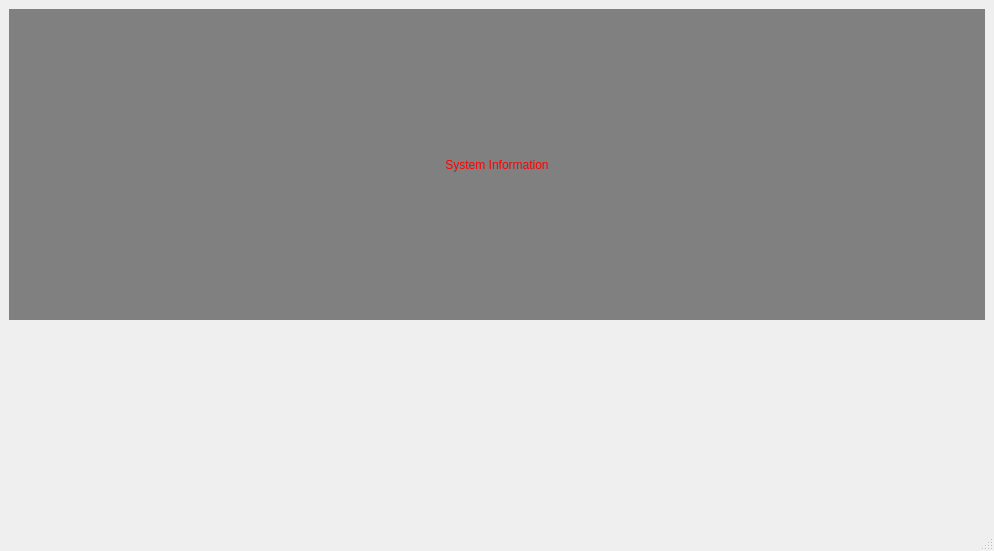
Old version of the form Infotainment-System-UI/informative_app.ui in the repository ItzEnigma/infotainment-system.
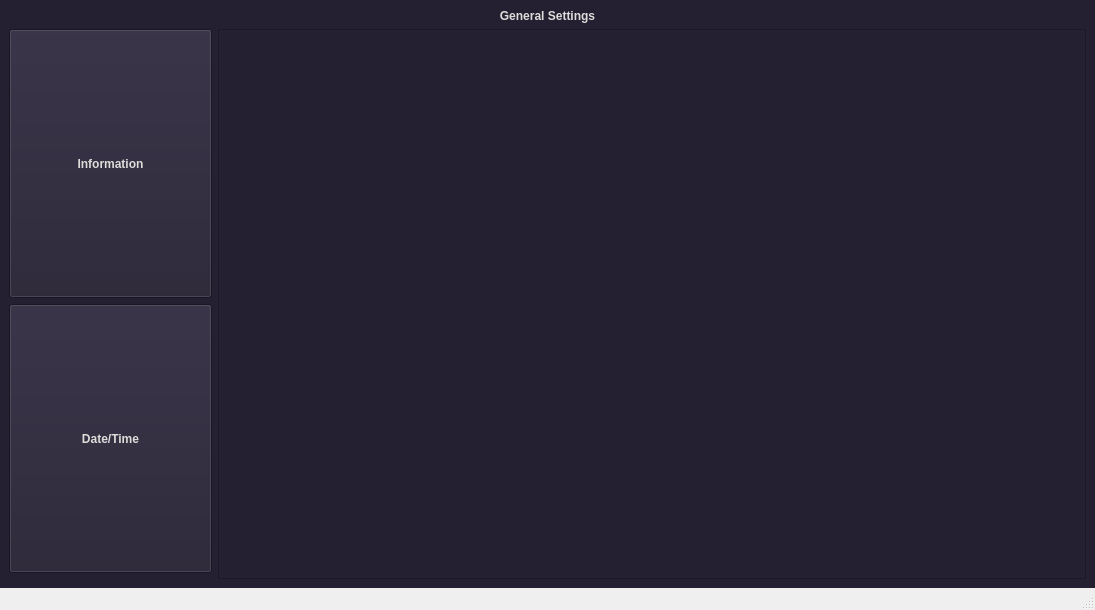
New version of the form.

Commit message: information page

Patch:
```diff
--- a/Infotainment-System-UI/informative_app.ui
+++ b/Infotainment-System-UI/informative_app.ui
@@ -6,14 +6,14 @@
    <rect>
     <x>0</x>
     <y>0</y>
-    <width>994</width>
-    <height>551</height>
+    <width>1095</width>
+    <height>610</height>
    </rect>
   </property>
   <property name="minimumSize">
    <size>
-    <width>480</width>
-    <height>240</height>
+    <width>960</width>
+    <height>480</height>
    </size>
   </property>
   <property name="baseSize">
@@ -25,40 +25,99 @@
   <property name="windowTitle">
    <string>Informative_APP</string>
   </property>
+  <property name="styleSheet">
+   <string notr="true"/>
+  </property>
   <widget class="QWidget" name="centralwidget">
-   <layout class="QVBoxLayout" name="verticalLayout">
-    <item>
+   <property name="styleSheet">
+    <string notr="true">background-color: #241F31;</string>
+   </property>
+   <layout class="QGridLayout" name="gridLayout">
+    <item row="0" column="0" colspan="2">
      <widget class="QLabel" name="label">
       <property name="styleSheet">
-       <string notr="true">background-color: gray;
-color:red</string>
+       <string notr="true">color: rgb(222, 221, 218);
+gridline-color: rgb(255, 255, 255);
+font: 75 26pt &quot;Ubuntu&quot;;
+font-weight: bold;
+
+</string>
       </property>
       <property name="text">
-       <string>System Information</string>
+       <string>General Settings</string>
       </property>
       <property name="alignment">
        <set>Qt::AlignCenter</set>
       </property>
      </widget>
     </item>
+    <item row="3" column="0">
+     <widget class="QPushButton" name="dateTime">
+      <property name="sizePolicy">
+       <sizepolicy hsizetype="MinimumExpanding" vsizetype="Expanding">
+        <horstretch>0</horstretch>
+        <verstretch>50</verstretch>
+       </sizepolicy>
+      </property>
+      <property name="styleSheet">
+       <string notr="true">font: 18pt &quot;Ubuntu&quot;;
+font-weight: bold;
+color: rgb(222, 221, 218);</string>
+      </property>
+      <property name="text">
+       <string>Date/Time</string>
+      </property>
+     </widget>
+    </item>
+    <item row="2" column="1" rowspan="3">
+     <widget class="QFrame" name="frame">
+      <property name="styleSheet">
+       <string notr="true">border-bottom-color: qlineargradient(spread:pad, x1:0, y1:0, x2:0, y2:1, stop:0 rgba(255, 255, 255, 255), stop:0.495 rgba(255, 255, 255, 255), stop:0.505 rgba(255, 0, 0, 255), stop:1 rgba(255, 0, 0, 255));</string>
+      </property>
+      <property name="frameShape">
+       <enum>QFrame::StyledPanel</enum>
+      </property>
+      <property name="frameShadow">
+       <enum>QFrame::Raised</enum>
+      </property>
+      <layout class="QVBoxLayout" name="verticalLayout_2">
     <item>
      <spacer name="verticalSpacer">
       <property name="orientation">
        <enum>Qt::Vertical</enum>
       </property>
-      <property name="sizeType">
-       <enum>QSizePolicy::Fixed</enum>
-      </property>
       <property name="sizeHint" stdset="0">
        <size>
-        <width>20</width>
-        <height>200</height>
+           <width>848</width>
+           <height>466</height>
        </size>
       </property>
      </spacer>
     </item>
    </layout>
   </widget>
+    </item>
+    <item row="2" column="0">
+     <widget class="QPushButton" name="information">
+      <property name="sizePolicy">
+       <sizepolicy hsizetype="MinimumExpanding" vsizetype="Expanding">
+        <horstretch>80</horstretch>
+        <verstretch>50</verstretch>
+       </sizepolicy>
+      </property>
+      <property name="styleSheet">
+       <string notr="true">font: 18pt &quot;Ubuntu&quot;;
+font-weight: bold;
+color: rgb(222, 221, 218);
+</string>
+      </property>
+      <property name="text">
+       <string>Information</string>
+      </property>
+     </widget>
+    </item>
+   </layout>
+  </widget>
   <widget class="QMenuBar" name="menubar">
    <property name="geometry">
     <rect>
```
Left out of the diff: 8 changed lines with no effect on the pictures. Lines whose indentation alone changed are shown as unchanged. The commit also changes 6 other files.
